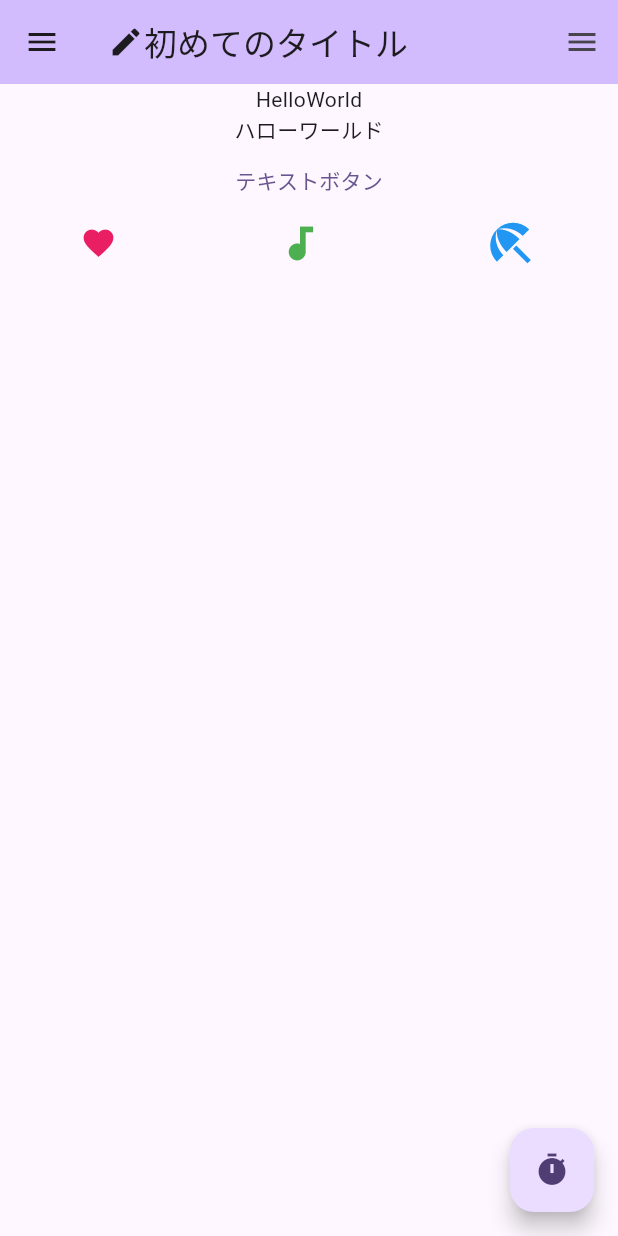
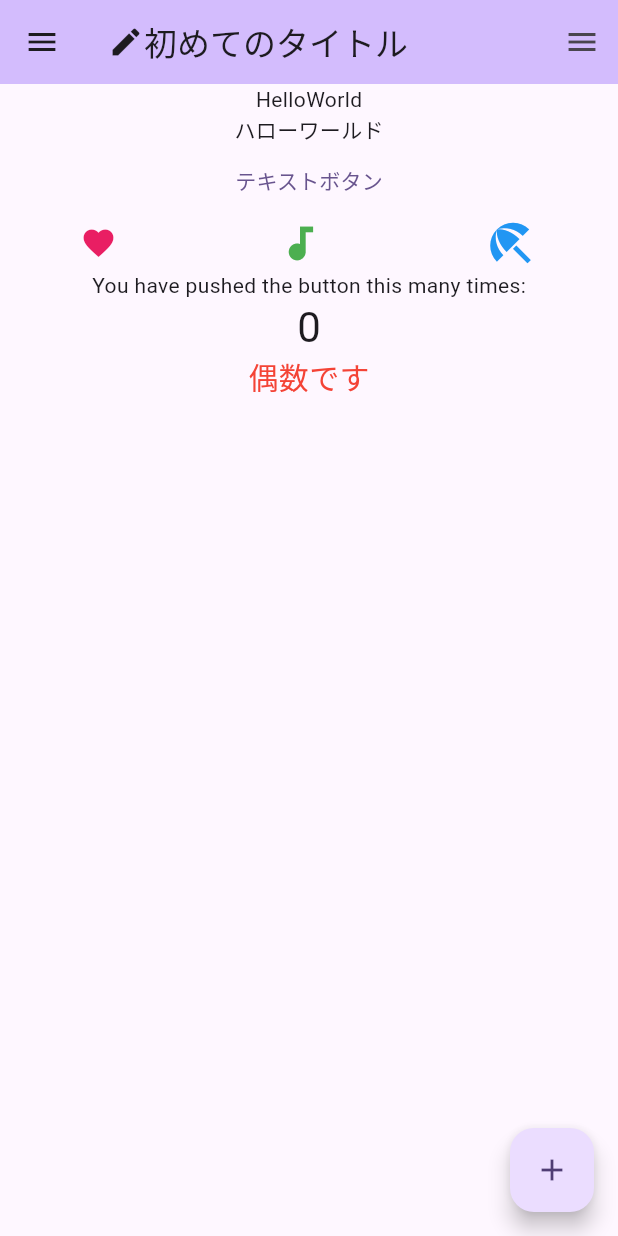
Before and after one commit to morieeeenyo/helloworld, a Flutter app: the screen it shows after launch, on a phone screen of 412 x 824 dp. Run offline on Flutter 3.47's test engine with Material 3 defaults, Android fonts, the phone set to English and light mode, and no system bars.

Commit message:
chore: stateの更新

```diff
--- a/lib/main.dart
+++ b/lib/main.dart
@@ -65,7 +65,6 @@ class _MyHomePageState extends State<MyHomePage> {
       // _counter without calling setState(), then the build method would not be
       // called again, and so nothing would appear to happen.
       _counter++;
-      print("HelloWorld");
     });
   }
 
@@ -114,6 +113,37 @@ class _MyHomePageState extends State<MyHomePage> {
             size: 36.0,
           ),
         ]),
+        Center(
+          // Center is a layout widget. It takes a single child and positions it
+          // in the middle of the parent.
+          child: Column(
+            // Column is also a layout widget. It takes a list of children and
+            // arranges them vertically. By default, it sizes itself to fit its
+            // children horizontally, and tries to be as tall as its parent.
+            //
+            // Column has various properties to control how it sizes itself and
+            // how it positions its children. Here we use mainAxisAlignment to
+            // center the children vertically; the main axis here is the vertical
+            // axis because Columns are vertical (the cross axis would be
+            // horizontal).
+            //
+            // TRY THIS: Invoke "debug painting" (choose the "Toggle Debug Paint"
+            // action in the IDE, or press "p" in the console), to see the
+            // wireframe for each widget.
+            mainAxisAlignment: MainAxisAlignment.center,
+            children: <Widget>[
+              const Text(
+                'You have pushed the button this many times:',
+              ),
+              Text(
+                '$_counter',
+                style: Theme.of(context).textTheme.headlineMedium,
+              ),
+            ],
+          ),
+        ),
+        if (_counter % 2 == 0)
+          const Text('偶数です', style: TextStyle(fontSize: 20, color: Colors.red)),
       ]),
       // body: Center(
       //   // Center is a layout widget. It takes a single child and positions it
@@ -145,7 +175,10 @@ class _MyHomePageState extends State<MyHomePage> {
       //   ),
       // ),
       floatingActionButton: FloatingActionButton(
-          onPressed: () => {print("押したね？")}, child: const Icon(Icons.timer)),
+        onPressed: _incrementCounter,
+        tooltip: 'Increment',
+        child: const Icon(Icons.add),
+      ),
       drawer: const Drawer(child: Center(child: Text("Drawer"))),
       endDrawer: const Drawer(
           child: Center(
```
